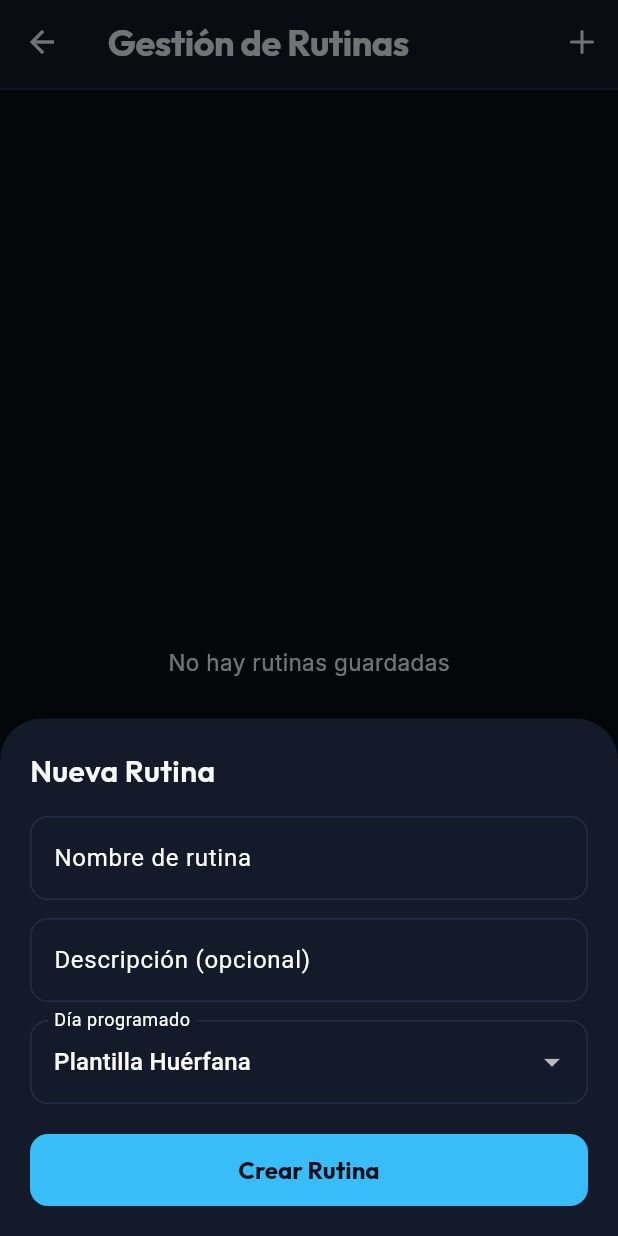
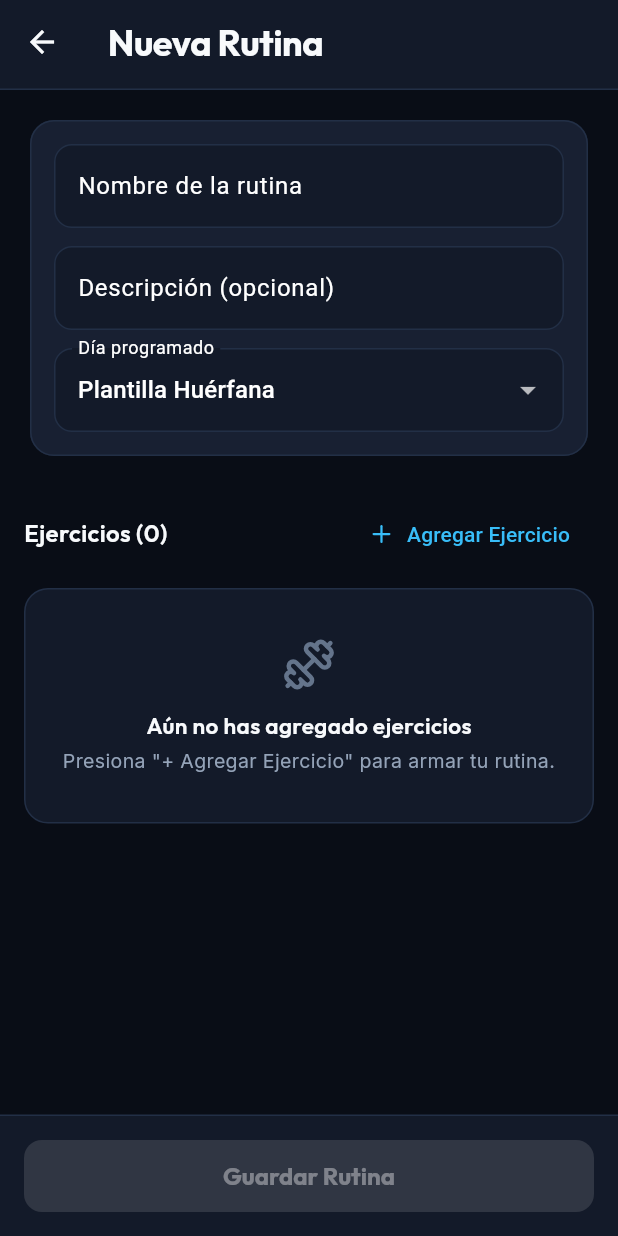
Before and after one commit to TenQy/vie, a Flutter app: the WorkoutSettingsScreen screen opened directly, after a tap on an icon or button, on a phone screen of 412 x 824 dp. Run offline on Flutter 3.47's test engine with Material 3 defaults, Android fonts, the phone set to English and light mode, and no system bars; our stand-ins replace drift, drift_flutter, flutter_riverpod, google_fonts, lucide_icons; accounts and stored records are empty; generated files the repository leaves out were written again.

Commit message:
feat: implementar sheet para agregar ejercicios en la pantalla de agregar rutina

```diff
--- /dev/null
+++ b/app/lib/features/exercise/presentation/screens/routine_editor_screen.dart
@@ -0,0 +1,209 @@
+import 'package:flutter/material.dart';
+import 'package:flutter_riverpod/flutter_riverpod.dart';
+import 'package:lucide_icons/lucide_icons.dart';
+import 'package:uuid/uuid.dart';
+import '../../../../core/theme/theme.dart';
+import '../../../../core/utils/date_helpers.dart';
+import '../../../../core/widgets/app_header.dart';
+import '../../domain/entities/exercise_entity.dart';
+import '../../domain/entities/routine_entity.dart';
+import '../controllers/routine_list_controller.dart';
+import '../widgets/add_exercise_sheet.dart';
+import '../widgets/exercise_card.dart';
+
+class RoutineEditorScreen extends ConsumerStatefulWidget {
+  const RoutineEditorScreen({super.key});
+
+  @override
+  ConsumerState<RoutineEditorScreen> createState() => _RoutineEditorScreenState();
+}
+
+class _RoutineEditorScreenState extends ConsumerState<RoutineEditorScreen> {
+  final _nameController = TextEditingController();
+  final _descController = TextEditingController();
+  int? _selectedDay;
+  final List<ExerciseEntity> _exercises = [];
+
+  @override
+  void dispose() {
+    _nameController.dispose();
+    _descController.dispose();
+    super.dispose();
+  }
+
+  @override
+  Widget build(BuildContext context) {
+    return Scaffold(
+      appBar: const AppHeader(title: 'Nueva Rutina'),
+      body: ListView(
+        padding: const EdgeInsets.all(16),
+        children: [
+          _buildRoutineDetailsCard(),
+          const SizedBox(height: 24),
+          _buildExercisesSectionHeader(),
+          const SizedBox(height: 12),
+          _buildExercisesContent(),
+        ],
+      ),
+      bottomNavigationBar: _buildBottomBar(),
+    );
+  }
+
+  Widget _buildRoutineDetailsCard() {
+    return Card(
+      child: Padding(
+        padding: const EdgeInsets.all(16),
+        child: Column(
+          crossAxisAlignment: CrossAxisAlignment.stretch,
+          children: [
+            TextField(
+              controller: _nameController,
+              decoration: const InputDecoration(
+                labelText: 'Nombre de la rutina',
+                hintText: 'Ej. Pierna & Glúteos',
+              ),
+              onChanged: (_) => setState(() {}),
+            ),
+            const SizedBox(height: 12),
+            TextField(
+              controller: _descController,
+              decoration: const InputDecoration(
+                labelText: 'Descripción (opcional)',
+                hintText: 'Ej. Enfoque en cuádriceps y gemelos',
+              ),
+            ),
+            const SizedBox(height: 12),
+            DropdownButtonFormField<int?>(
+              initialValue: _selectedDay,
+              decoration: const InputDecoration(labelText: 'Día programado'),
+              items: [
+                const DropdownMenuItem(value: null, child: Text('Plantilla Huérfana')),
+                for (int i = 1; i <= 7; i++)
+                  DropdownMenuItem(value: i, child: Text(DateHelpers.getDayName(i))),
+              ],
+              onChanged: (val) => setState(() => _selectedDay = val),
+            ),
+          ],
+        ),
+      ),
+    );
+  }
+
+  Widget _buildExercisesSectionHeader() {
+    return Row(
+      mainAxisAlignment: MainAxisAlignment.spaceBetween,
+      children: [
+        Text(
+          'Ejercicios (${_exercises.length})',
+          style: AppTypography.titleMedium,
+        ),
+        TextButton.icon(
+          onPressed: _openAddExerciseSheet,
+          icon: const Icon(LucideIcons.plus, size: 18),
+          label: const Text('Agregar Ejercicio'),
+        ),
+      ],
+    );
+  }
+
+  Widget _buildExercisesContent() {
+    if (_exercises.isEmpty) {
+      return Container(
+        padding: const EdgeInsets.symmetric(vertical: 32, horizontal: 16),
+        decoration: BoxDecoration(
+          color: AppColors.surface,
+          borderRadius: BorderRadius.circular(16),
+          border: Border.all(color: AppColors.border),
+        ),
+        child: Column(
+          children: [
+            const Icon(LucideIcons.dumbbell, size: 36, color: AppColors.textMuted),
+            const SizedBox(height: 12),
+            Text(
+              'Aún no has agregado ejercicios',
+              style: AppTypography.titleMedium.copyWith(fontSize: 15),
+            ),
+            const SizedBox(height: 4),
+            Text(
+              'Presiona "+ Agregar Ejercicio" para armar tu rutina.',
+              style: AppTypography.bodyMedium,
+              textAlign: TextAlign.center,
+            ),
+          ],
+        ),
+      );
+    }
+
+    return Column(
+      children: [
+        for (int i = 0; i < _exercises.length; i++)
+          ExerciseCard(
+            exercise: _exercises[i],
+            trailing: IconButton(
+              icon: const Icon(LucideIcons.trash2, color: AppColors.error, size: 20),
+              onPressed: () => setState(() => _exercises.removeAt(i)),
+            ),
+          ),
+      ],
+    );
+  }
+
+  Widget _buildBottomBar() {
+    final canSave = _nameController.text.trim().isNotEmpty;
+
+    return Container(
+      padding: const EdgeInsets.all(16),
+      decoration: const BoxDecoration(
+        color: AppColors.surface,
+        border: Border(top: BorderSide(color: AppColors.border)),
+      ),
+      child: SafeArea(
+        top: false,
+        child: ElevatedButton(
+          onPressed: canSave ? _saveRoutine : null,
+          child: const Text('Guardar Rutina'),
+        ),
+      ),
+    );
+  }
+
+  void _openAddExerciseSheet() {
+    showModalBottomSheet(
+      context: context,
+      isScrollControlled: true,
+      backgroundColor: AppColors.surfaceCard,
+      shape: const RoundedRectangleBorder(
+        borderRadius: BorderRadius.vertical(top: Radius.circular(20)),
+      ),
+      builder: (_) => AddExerciseSheet(
+        onExerciseAdded: (ex) => setState(() => _exercises.add(ex)),
+      ),
+    );
+  }
+
+  void _saveRoutine() async {
+    final name = _nameController.text.trim();
+    if (name.isEmpty) return;
+
+    final now = DateTime.now();
+    final routine = RoutineEntity(
+      id: const Uuid().v4(),
+      name: name,
+      description: _descController.text.trim().isEmpty
+          ? null
+          : _descController.text.trim(),
+      targetDay: _selectedDay,
+      createdAt: now,
+      updatedAt: now,
+    );
+
+    await ref
+        .read(routineListControllerProvider.notifier)
+        .saveRoutineWithExercises(
+          routine: routine,
+          exercises: _exercises,
+        );
+
+    if (mounted) Navigator.pop(context);
+  }
+}
--- a/app/lib/features/exercise/presentation/screens/workout_home_screen.dart
+++ b/app/lib/features/exercise/presentation/screens/workout_home_screen.dart
@@ -13,6 +13,7 @@ import '../providers/workout_repository_provider.dart';
 import '../widgets/active_session_banner.dart';
 import '../widgets/exercise_card.dart';
 import 'active_workout_screen.dart';
+import 'routine_editor_screen.dart';
 import 'workout_settings_screen.dart';
 
 class WorkoutHomeScreen extends ConsumerWidget {
@@ -88,7 +89,7 @@ class WorkoutHomeScreen extends ConsumerWidget {
                 onPressed: () => Navigator.push(
                   context,
                   MaterialPageRoute(
-                    builder: (_) => const WorkoutSettingsScreen(),
+                    builder: (_) => const RoutineEditorScreen(),
                   ),
                 ),
                 icon: const Icon(LucideIcons.plus),
--- a/app/lib/features/exercise/presentation/screens/workout_settings_screen.dart
+++ b/app/lib/features/exercise/presentation/screens/workout_settings_screen.dart
@@ -6,6 +6,8 @@ import '../../../../core/utils/date_helpers.dart';
 import '../../../../core/widgets/app_header.dart';
 import '../../domain/entities/routine_entity.dart';
 import '../controllers/routine_list_controller.dart';
+
+import 'routine_editor_screen.dart';
 
 class WorkoutSettingsScreen extends ConsumerWidget {
   const WorkoutSettingsScreen({super.key});
@@ -21,7 +23,10 @@ class WorkoutSettingsScreen extends ConsumerWidget {
           IconButton(
             icon: const Icon(LucideIcons.plus),
             tooltip: 'Nueva Rutina',
-            onPressed: () => _showCreateRoutineDialog(context, ref),
+            onPressed: () => Navigator.push(
+              context,
+              MaterialPageRoute(builder: (_) => const RoutineEditorScreen()),
+            ),
           ),
         ],
       ),
@@ -69,70 +74,6 @@ class WorkoutSettingsScreen extends ConsumerWidget {
     );
   }
 
-  void _showCreateRoutineDialog(BuildContext context, WidgetRef ref) {
-    final nameController = TextEditingController();
-    final descController = TextEditingController();
-    int? selectedDay;
-
-    showModalBottomSheet(
-      context: context,
-      isScrollControlled: true,
-      builder: (ctx) => StatefulBuilder(
-        builder: (ctx, setState) => Padding(
-          padding: EdgeInsets.only(
-            left: 20,
-            right: 20,
-            top: 20,
-            bottom: MediaQuery.of(ctx).viewInsets.bottom + 20,
-          ),
-          child: Column(
-            mainAxisSize: MainAxisSize.min,
-            crossAxisAlignment: CrossAxisAlignment.stretch,
-            children: [
-              Text('Nueva Rutina', style: AppTypography.titleLarge),
-              const SizedBox(height: 16),
-              TextField(
-                controller: nameController,
-                decoration: const InputDecoration(labelText: 'Nombre de rutina'),
-              ),
-              const SizedBox(height: 12),
-              TextField(
-                controller: descController,
-                decoration: const InputDecoration(labelText: 'Descripción (opcional)'),
-              ),
-              const SizedBox(height: 12),
-              DropdownButtonFormField<int?>(
-                initialValue: selectedDay,
-                decoration: const InputDecoration(labelText: 'Día programado'),
-                items: [
-                  const DropdownMenuItem(value: null, child: Text('Plantilla Huérfana')),
-                  for (int i = 1; i <= 7; i++)
-                    DropdownMenuItem(value: i, child: Text(DateHelpers.getDayName(i))),
-                ],
-                onChanged: (val) => setState(() => selectedDay = val),
-              ),
-              const SizedBox(height: 20),
-              ElevatedButton(
-                onPressed: () {
-                  if (nameController.text.trim().isEmpty) return;
-                  ref.read(routineListControllerProvider.notifier).createRoutine(
-                        name: nameController.text.trim(),
-                        description: descController.text.trim().isEmpty
-                            ? null
-                            : descController.text.trim(),
-                        targetDay: selectedDay,
-                      );
-                  Navigator.pop(ctx);
-                },
-                child: const Text('Crear Rutina'),
-              ),
-            ],
-          ),
-        ),
-      ),
-    );
-  }
-
   void _confirmDelete(BuildContext context, WidgetRef ref, RoutineEntity routine) {
     showDialog(
       context: context,
```
Also changed, not shown: app/lib/features/exercise/presentation/controllers/routine_list_controller.dart (+20 -0 lines), app/lib/features/exercise/presentation/widgets/add_exercise_sheet.dart (added, +234 -0 lines).
